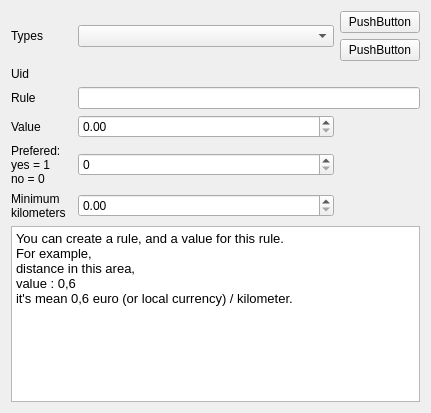
The window that plugins/accountplugin/preferences/distancerulespage.ui (FreeHealth/freehealth) describes before a commit, drawn with Qt 5.
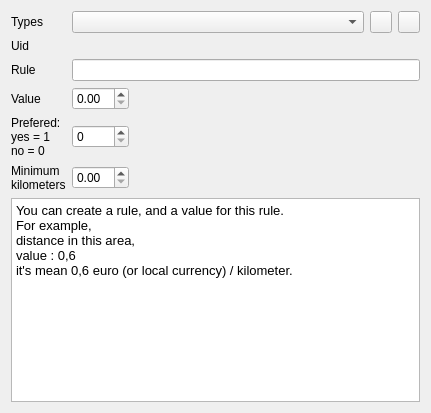
The same window after the commit.

Patch:
```diff
--- a/plugins/accountplugin/preferences/distancerulespage.ui
+++ b/plugins/accountplugin/preferences/distancerulespage.ui
@@ -13,10 +13,8 @@
   <property name="windowTitle">
    <string>Form</string>
   </property>
-  <layout class="QGridLayout" name="gridLayout_2">
-   <item row="0" column="0">
     <layout class="QGridLayout" name="gridLayout">
-     <item row="0" column="0" colspan="2">
+   <item row="0" column="0">
       <widget class="QLabel" name="distanceRulesLabel">
        <property name="minimumSize">
         <size>
@@ -32,7 +30,9 @@
        </property>
       </widget>
      </item>
-     <item row="0" column="2">
+   <item row="0" column="1" colspan="2">
+    <layout class="QHBoxLayout" name="horizontalLayout">
+     <item>
       <widget class="QComboBox" name="distanceRulesComboBox">
        <property name="sizePolicy">
         <sizepolicy hsizetype="Preferred" vsizetype="Fixed">
@@ -42,25 +42,61 @@
        </property>
       </widget>
      </item>
-     <item row="0" column="3">
-      <layout class="QVBoxLayout" name="verticalLayout">
        <item>
         <widget class="QPushButton" name="addButton">
+       <property name="minimumSize">
+        <size>
+         <width>22</width>
+         <height>22</height>
+        </size>
+       </property>
+       <property name="maximumSize">
+        <size>
+         <width>22</width>
+         <height>22</height>
+        </size>
+       </property>
          <property name="text">
-          <string>PushButton</string>
+        <string/>
          </property>
         </widget>
        </item>
        <item>
         <widget class="QPushButton" name="deleteButton">
+       <property name="minimumSize">
+        <size>
+         <width>22</width>
+         <height>22</height>
+        </size>
+       </property>
+       <property name="maximumSize">
+        <size>
+         <width>22</width>
+         <height>22</height>
+        </size>
+       </property>
          <property name="text">
-          <string>PushButton</string>
+        <string/>
          </property>
         </widget>
        </item>
       </layout>
      </item>
-     <item row="2" column="0" colspan="2">
+   <item row="1" column="0">
+    <widget class="QLabel" name="uidLabel">
+     <property name="text">
+      <string>Uid</string>
+     </property>
+    </widget>
+   </item>
+   <item row="1" column="1" colspan="2">
+    <widget class="QLabel" name="distanceRulesUidLabel">
+     <property name="text">
+      <string/>
+     </property>
+    </widget>
+   </item>
+   <item row="2" column="0">
       <widget class="QLabel" name="typeLabel">
        <property name="minimumSize">
         <size>
@@ -76,7 +112,7 @@
        </property>
       </widget>
      </item>
-     <item row="2" column="2" colspan="2">
+   <item row="2" column="1" colspan="2">
       <widget class="QLineEdit" name="typeEdit">
        <property name="minimumSize">
         <size>
@@ -86,10 +122,20 @@
        </property>
       </widget>
      </item>
-     <item row="3" column="2">
+   <item row="3" column="0">
+    <widget class="QLabel" name="valueLabel">
+     <property name="text">
+      <string>Value</string>
+     </property>
+     <property name="buddy">
+      <cstring>valueDoubleSpinBox</cstring>
+     </property>
+    </widget>
+   </item>
+   <item row="3" column="1">
       <widget class="QDoubleSpinBox" name="valueDoubleSpinBox"/>
      </item>
-     <item row="3" column="3">
+   <item row="3" column="2">
       <spacer name="horizontalSpacer">
        <property name="orientation">
         <enum>Qt::Horizontal</enum>
@@ -102,45 +148,6 @@
        </property>
       </spacer>
      </item>
-     <item row="3" column="0" colspan="2">
-      <widget class="QLabel" name="valueLabel">
-       <property name="text">
-        <string>Value</string>
-       </property>
-       <property name="buddy">
-        <cstring>valueDoubleSpinBox</cstring>
-       </property>
-      </widget>
-     </item>
-     <item row="1" column="0" colspan="2">
-      <widget class="QLabel" name="uidLabel">
-       <property name="text">
-        <string>Uid</string>
-       </property>
-      </widget>
-     </item>
-     <item row="1" column="2" colspan="2">
-      <widget class="QLabel" name="distanceRulesUidLabel">
-       <property name="text">
-        <string/>
-       </property>
-      </widget>
-     </item>
-     <item row="6" column="0" colspan="4">
-      <widget class="QTextBrowser" name="textBrowser">
-       <property name="html">
-        <string>&lt;!DOCTYPE HTML PUBLIC &quot;-//W3C//DTD HTML 4.0//EN&quot; &quot;http://www.w3.org/TR/REC-html40/strict.dtd&quot;&gt;
-&lt;html&gt;&lt;head&gt;&lt;meta name=&quot;qrichtext&quot; content=&quot;1&quot; /&gt;&lt;style type=&quot;text/css&quot;&gt;
-p, li { white-space: pre-wrap; }
-&lt;/style&gt;&lt;/head&gt;&lt;body style=&quot; font-family:'Lucida Grande'; font-size:13pt; font-weight:400; font-style:normal;&quot;&gt;
-&lt;p style=&quot; margin-top:0px; margin-bottom:0px; margin-left:0px; margin-right:0px; -qt-block-indent:0; text-indent:0px;&quot;&gt;&lt;span style=&quot; font-family:'Sans'; font-size:10pt;&quot;&gt;You can create a rule, and a value for this rule.&lt;/span&gt;&lt;/p&gt;
-&lt;p style=&quot; margin-top:0px; margin-bottom:0px; margin-left:0px; margin-right:0px; -qt-block-indent:0; text-indent:0px;&quot;&gt;&lt;span style=&quot; font-family:'Sans'; font-size:10pt;&quot;&gt;For example, &lt;/span&gt;&lt;/p&gt;
-&lt;p style=&quot; margin-top:0px; margin-bottom:0px; margin-left:0px; margin-right:0px; -qt-block-indent:0; text-indent:0px;&quot;&gt;&lt;span style=&quot; font-family:'Sans'; font-size:10pt;&quot;&gt;distance in this area,&lt;/span&gt;&lt;/p&gt;
-&lt;p style=&quot; margin-top:0px; margin-bottom:0px; margin-left:0px; margin-right:0px; -qt-block-indent:0; text-indent:0px;&quot;&gt;&lt;span style=&quot; font-family:'Sans'; font-size:10pt;&quot;&gt;value : 0,6 &lt;/span&gt;&lt;/p&gt;
-&lt;p style=&quot; margin-top:0px; margin-bottom:0px; margin-left:0px; margin-right:0px; -qt-block-indent:0; text-indent:0px;&quot;&gt;&lt;span style=&quot; font-family:'Sans'; font-size:10pt;&quot;&gt;it's mean 0,6 euro (or local currency) / kilometer.&lt;/span&gt;&lt;/p&gt;&lt;/body&gt;&lt;/html&gt;</string>
-       </property>
-      </widget>
-     </item>
      <item row="4" column="0">
       <widget class="QLabel" name="preferedLabel">
        <property name="text">
@@ -150,7 +157,7 @@
        </property>
       </widget>
      </item>
-     <item row="4" column="2">
+   <item row="4" column="1">
       <widget class="QSpinBox" name="preferedSpinBox"/>
      </item>
      <item row="5" column="0">
@@ -161,10 +168,23 @@
        </property>
       </widget>
      </item>
-     <item row="5" column="2">
+   <item row="5" column="1">
       <widget class="QDoubleSpinBox" name="minKmDoubleSpinBox"/>
      </item>
-    </layout>
+   <item row="6" column="0" colspan="3">
+    <widget class="QTextBrowser" name="textBrowser">
+     <property name="html">
+      <string>&lt;!DOCTYPE HTML PUBLIC &quot;-//W3C//DTD HTML 4.0//EN&quot; &quot;http://www.w3.org/TR/REC-html40/strict.dtd&quot;&gt;
+&lt;html&gt;&lt;head&gt;&lt;meta name=&quot;qrichtext&quot; content=&quot;1&quot; /&gt;&lt;style type=&quot;text/css&quot;&gt;
+p, li { white-space: pre-wrap; }
+&lt;/style&gt;&lt;/head&gt;&lt;body style=&quot; font-family:'Lucida Grande'; font-size:13pt; font-weight:400; font-style:normal;&quot;&gt;
+&lt;p style=&quot; margin-top:0px; margin-bottom:0px; margin-left:0px; margin-right:0px; -qt-block-indent:0; text-indent:0px;&quot;&gt;&lt;span style=&quot; font-family:'Sans'; font-size:10pt;&quot;&gt;You can create a rule, and a value for this rule.&lt;/span&gt;&lt;/p&gt;
+&lt;p style=&quot; margin-top:0px; margin-bottom:0px; margin-left:0px; margin-right:0px; -qt-block-indent:0; text-indent:0px;&quot;&gt;&lt;span style=&quot; font-family:'Sans'; font-size:10pt;&quot;&gt;For example, &lt;/span&gt;&lt;/p&gt;
+&lt;p style=&quot; margin-top:0px; margin-bottom:0px; margin-left:0px; margin-right:0px; -qt-block-indent:0; text-indent:0px;&quot;&gt;&lt;span style=&quot; font-family:'Sans'; font-size:10pt;&quot;&gt;distance in this area,&lt;/span&gt;&lt;/p&gt;
+&lt;p style=&quot; margin-top:0px; margin-bottom:0px; margin-left:0px; margin-right:0px; -qt-block-indent:0; text-indent:0px;&quot;&gt;&lt;span style=&quot; font-family:'Sans'; font-size:10pt;&quot;&gt;value : 0,6 &lt;/span&gt;&lt;/p&gt;
+&lt;p style=&quot; margin-top:0px; margin-bottom:0px; margin-left:0px; margin-right:0px; -qt-block-indent:0; text-indent:0px;&quot;&gt;&lt;span style=&quot; font-family:'Sans'; font-size:10pt;&quot;&gt;it's mean 0,6 euro (or local currency) / kilometer.&lt;/span&gt;&lt;/p&gt;&lt;/body&gt;&lt;/html&gt;</string>
+     </property>
+    </widget>
    </item>
   </layout>
  </widget>
```
Lines whose indentation alone changed are shown as unchanged.
